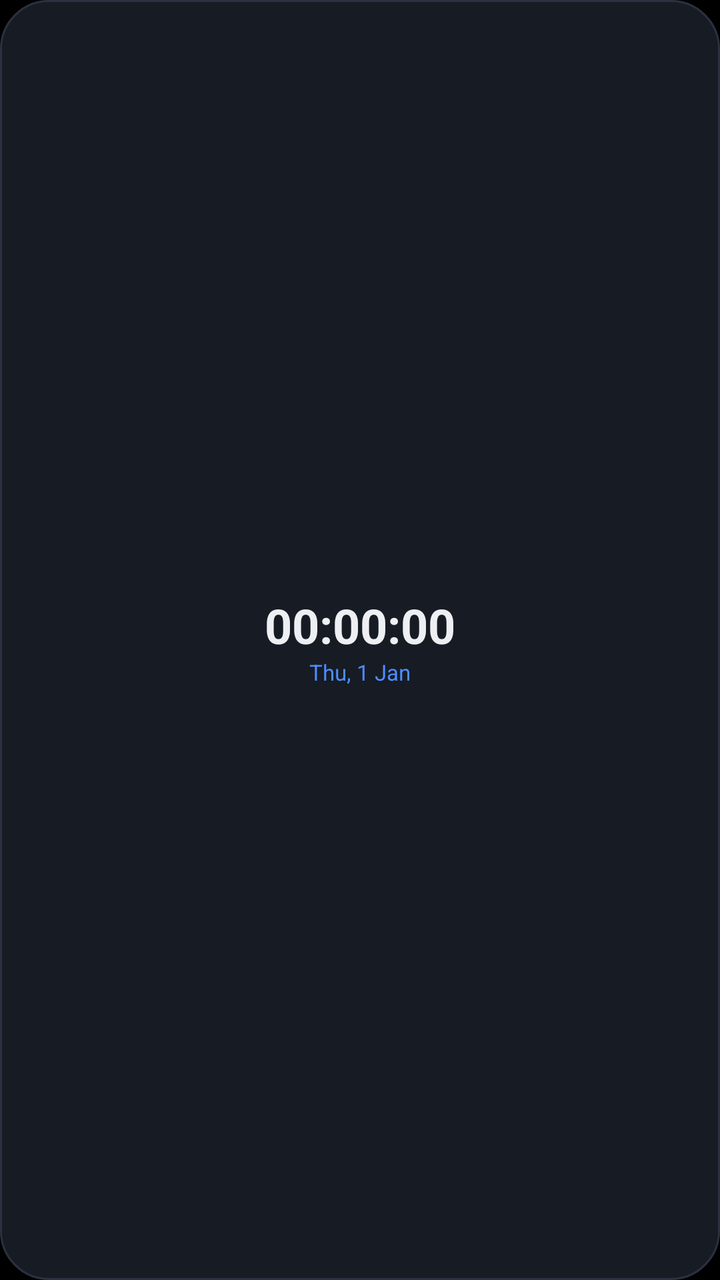
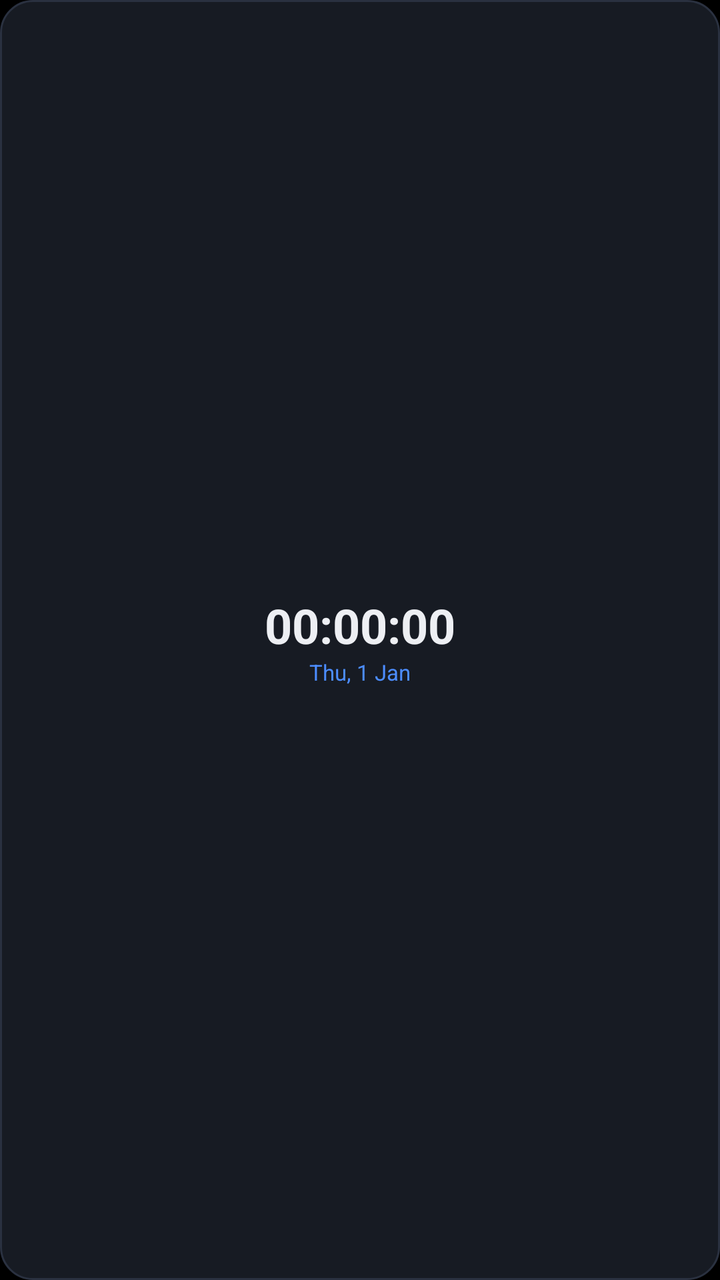

Two renders of the same Android screen: before a commit and after it. Below are the layout's source before the change and the commit's diff.
<!-- AndroidManifest.xml: application theme Theme.Chronos -->
<!-- res/layout/widget_clock_digital_24s.xml -->
<?xml version="1.0" encoding="utf-8"?>
<LinearLayout xmlns:android="http://schemas.android.com/apk/res/android"
    android:id="@+id/widget_root"
    android:layout_width="match_parent"
    android:layout_height="match_parent"
    android:background="@drawable/widget_bg"
    android:orientation="vertical"
    android:gravity="center"
    android:padding="10dp">

    
    <TextClock
        android:id="@+id/text_clock"
        android:layout_width="match_parent"
        android:layout_height="wrap_content"
        android:gravity="center"
        android:format12Hour="HH:mm:ss"
        android:format24Hour="HH:mm:ss"
        android:textColor="#EDEFF3"
        android:textSize="24sp"
        android:textStyle="bold" />

    <TextClock
        android:id="@+id/text_clock_date"
        android:layout_width="match_parent"
        android:layout_height="wrap_content"
        android:gravity="center"
        android:format12Hour="EEE, d MMM"
        android:format24Hour="EEE, d MMM"
        android:textColor="#4C8DFF"
        android:textSize="11sp" />
</LinearLayout>
<!-- resources referenced by this layout -->
<resources>
  <!-- drawable widget_bg (drawable) -->
  <?xml version="1.0" encoding="utf-8"?>
  <shape xmlns:android="http://schemas.android.com/apk/res/android" android:shape="rectangle">
      <corners android:radius="24dp" />
      <solid android:color="#171B23" />
      <stroke android:width="1dp" android:color="#2A3140" />
  </shape>
  <style name="Theme.Chronos" parent="android:Theme.Material.NoActionBar">
          <item name="android:windowBackground">@android:color/black</item>
          <item name="android:statusBarColor">@android:color/transparent</item>
          <item name="android:navigationBarColor">@android:color/transparent</item>
          <item name="android:windowDrawsSystemBarBackgrounds">true</item>
      </style>
</resources>

<!-- the commit's change to res/layout/widget_clock_digital_24s.xml (unified diff, before → after) -->
@@ -6,7 +6,7 @@
     android:background="@drawable/widget_bg"
     android:orientation="vertical"
     android:gravity="center"
-    android:padding="10dp">
+    android:padding="@dimen/widget_pad_small">
 
     
     <TextClock
@@ -16,7 +16,7 @@
         android:gravity="center"
         android:format12Hour="HH:mm:ss"
         android:format24Hour="HH:mm:ss"
-        android:textColor="#EDEFF3"
+        android:textColor="@color/widget_ink"
         android:textSize="24sp"
         android:textStyle="bold" />
 
@@ -27,6 +27,6 @@
         android:gravity="center"
         android:format12Hour="EEE, d MMM"
         android:format24Hour="EEE, d MMM"
-        android:textColor="#4C8DFF"
+        android:textColor="@color/widget_accent"
         android:textSize="11sp" />
 </LinearLayout>
<!-- resource entries referenced after the edit -->
@@ -1,9 +1,12 @@
 <!-- resources referenced by this layout -->
 <resources>
+  <color name="widget_accent">#4C8DFF</color>
+  <color name="widget_ink">#EDEFF3</color>
+  <dimen name="widget_pad_small">8dp</dimen>
   <!-- drawable widget_bg (drawable) -->
   <?xml version="1.0" encoding="utf-8"?>
   <shape xmlns:android="http://schemas.android.com/apk/res/android" android:shape="rectangle">
-      <corners android:radius="24dp" />
+      <corners android:radius="@dimen/widget_corner_radius" />
       <solid android:color="#171B23" />
       <stroke android:width="1dp" android:color="#2A3140" />
   </shape>
@@ -13,5 +16,6 @@
           <item name="android:navigationBarColor">@android:color/transparent</item>
           <item name="android:windowDrawsSystemBarBackgrounds">true</item>
       </style>
+  <dimen name="widget_corner_radius">16dp</dimen>
 </resources>
 
